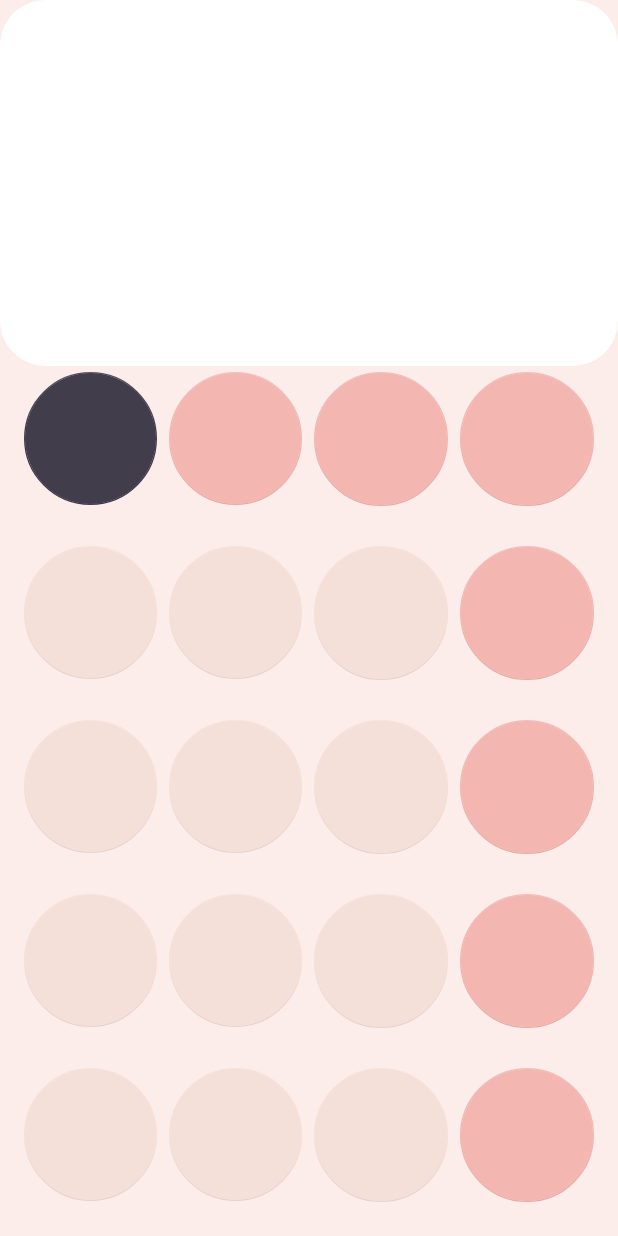
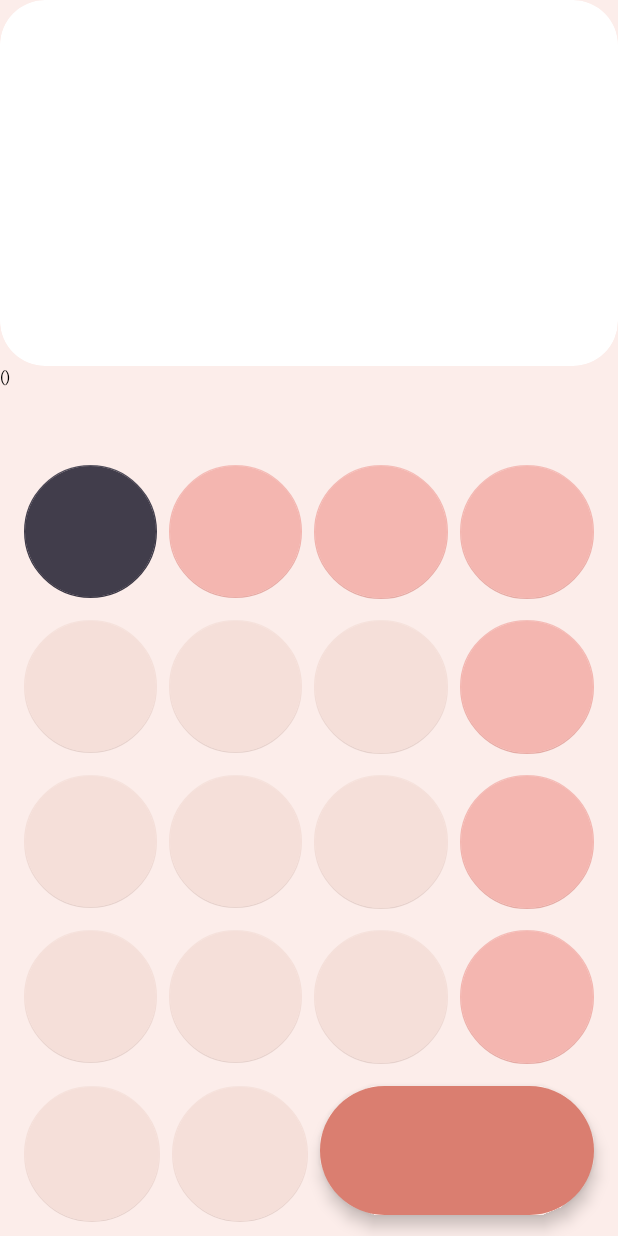
Before and after one commit to Harsh8833/Calculator, an Android app: the screen it shows after launch (MainActivity), on a phone screen of 412 x 824 dp. Run offline under Robolectric (Android 15) with nearby library versions, the phone set to English and light mode, and no system bars.

Commit message:
equal button changed to extended

```diff
--- a/app/src/main/res/layout/activity_main.xml
+++ b/app/src/main/res/layout/activity_main.xml
@@ -22,16 +22,34 @@
         app:layout_constraintStart_toStartOf="parent"
         app:layout_constraintTop_toTopOf="parent">
 
+
     </com.google.android.material.card.MaterialCardView>
-
-
 
     <LinearLayout
         android:layout_width="match_parent"
         android:layout_height="0dp"
         android:orientation="horizontal"
-        android:layout_weight=".5"
-        android:backgroundTint="@color/dark_pink">
+        android:layout_weight=".3">
+
+        <TextView
+            android:layout_width="wrap_content"
+            android:layout_height="wrap_content"
+            android:layout_weight=".2"
+            android:gravity="center_vertical"
+            android:text="()"
+            android:textSize="10dp"
+            android:textAppearance="?attr/textAppearanceBodyLarge"
+            />
+
+
+
+    </LinearLayout>
+
+    <LinearLayout
+        android:layout_width="match_parent"
+        android:layout_height="0dp"
+        android:orientation="horizontal"
+        android:layout_weight=".5">
 
         <com.google.android.material.floatingactionbutton.FloatingActionButton
             android:id="@+id/ac_Button"
@@ -145,7 +163,7 @@
         android:backgroundTint="@color/dark_pink">
 
         <com.google.android.material.floatingactionbutton.FloatingActionButton
-            android:id="@+id/key1"
+            android:id="@+id/key4"
             android:layout_width="0dp"
             android:layout_height="match_parent"
             android:layout_weight=".5"
@@ -158,7 +176,7 @@
         </com.google.android.material.floatingactionbutton.FloatingActionButton>
 
         <com.google.android.material.floatingactionbutton.FloatingActionButton
-            android:id="@+id/key2"
+            android:id="@+id/key5"
             android:layout_width="0dp"
             android:layout_height="match_parent"
             android:layout_weight=".5"
@@ -168,7 +186,7 @@
         </com.google.android.material.floatingactionbutton.FloatingActionButton>
 
         <com.google.android.material.floatingactionbutton.FloatingActionButton
-            android:id="@+id/key3"
+            android:id="@+id/key6"
             android:layout_width="0dp"
             android:layout_height="match_parent"
             android:layout_weight=".5"
@@ -178,7 +196,7 @@
         </com.google.android.material.floatingactionbutton.FloatingActionButton>
 
         <com.google.android.material.floatingactionbutton.FloatingActionButton
-            android:id="@+id/multiply"
+            android:id="@+id/minus"
             android:layout_width="0dp"
             android:layout_height="match_parent"
             android:layout_weight=".5"
@@ -200,7 +218,7 @@
         android:backgroundTint="@color/dark_pink">
 
         <com.google.android.material.floatingactionbutton.FloatingActionButton
-            android:id="@+id/key1"
+            android:id="@+id/key7"
             android:layout_width="0dp"
             android:layout_height="match_parent"
             android:layout_weight=".5"
@@ -213,7 +231,7 @@
         </com.google.android.material.floatingactionbutton.FloatingActionButton>
 
         <com.google.android.material.floatingactionbutton.FloatingActionButton
-            android:id="@+id/key2"
+            android:id="@+id/key8"
             android:layout_width="0dp"
             android:layout_height="match_parent"
             android:layout_weight=".5"
@@ -223,7 +241,7 @@
         </com.google.android.material.floatingactionbutton.FloatingActionButton>
 
         <com.google.android.material.floatingactionbutton.FloatingActionButton
-            android:id="@+id/key3"
+            android:id="@+id/key9"
             android:layout_width="0dp"
             android:layout_height="match_parent"
             android:layout_weight=".5"
@@ -233,62 +251,7 @@
         </com.google.android.material.floatingactionbutton.FloatingActionButton>
 
         <com.google.android.material.floatingactionbutton.FloatingActionButton
-            android:id="@+id/multiply"
-            android:layout_width="0dp"
-            android:layout_height="match_parent"
-            android:layout_weight=".5"
-            android:layout_marginEnd="16dp"
-            android:layout_marginBottom="4dp"
-            android:layout_marginTop="4dp"
-            android:layout_marginStart="4dp"
-            app:backgroundTint="@color/dark_pink"
-            app:elevation="0dp">
-        </com.google.android.material.floatingactionbutton.FloatingActionButton>
-
-    </LinearLayout>
-
-    <LinearLayout
-        android:layout_width="match_parent"
-        android:layout_height="0dp"
-        android:orientation="horizontal"
-        android:layout_weight=".5"
-        android:backgroundTint="@color/dark_pink">
-
-        <com.google.android.material.floatingactionbutton.FloatingActionButton
-            android:id="@+id/key1"
-            android:layout_width="0dp"
-            android:layout_height="match_parent"
-            android:layout_weight=".5"
-            android:layout_marginEnd="4dp"
-            android:layout_marginBottom="4dp"
-            android:layout_marginTop="4dp"
-            android:layout_marginStart="16dp"
-            app:backgroundTint="@color/light_pink"
-            app:elevation="0dp">
-        </com.google.android.material.floatingactionbutton.FloatingActionButton>
-
-        <com.google.android.material.floatingactionbutton.FloatingActionButton
-            android:id="@+id/key2"
-            android:layout_width="0dp"
-            android:layout_height="match_parent"
-            android:layout_weight=".5"
-            android:layout_margin="4dp"
-            app:backgroundTint="@color/light_pink"
-            app:elevation="0dp">
-        </com.google.android.material.floatingactionbutton.FloatingActionButton>
-
-        <com.google.android.material.floatingactionbutton.FloatingActionButton
-            android:id="@+id/key3"
-            android:layout_width="0dp"
-            android:layout_height="match_parent"
-            android:layout_weight=".5"
-            android:layout_margin="4dp"
-            app:backgroundTint="@color/light_pink"
-            app:elevation="0dp">
-        </com.google.android.material.floatingactionbutton.FloatingActionButton>
-
-        <com.google.android.material.floatingactionbutton.FloatingActionButton
-            android:id="@+id/multiply"
+            android:id="@+id/plus"
             android:layout_width="0dp"
             android:layout_height="match_parent"
             android:layout_weight=".5"
@@ -304,6 +267,57 @@
 
 
 
+    <LinearLayout
+        android:layout_width="match_parent"
+        android:layout_height="0dp"
+        android:orientation="horizontal"
+        android:layout_weight=".5"
+        android:backgroundTint="@color/dark_pink">
+
+        <com.google.android.material.floatingactionbutton.FloatingActionButton
+            android:id="@+id/key0"
+            android:layout_width="0dp"
+            android:layout_height="match_parent"
+            android:layout_weight=".5"
+            android:layout_marginEnd="4dp"
+            android:layout_marginBottom="4dp"
+            android:layout_marginTop="4dp"
+            android:layout_marginStart="16dp"
+            app:backgroundTint="@color/light_pink"
+            app:elevation="0dp">
+        </com.google.android.material.floatingactionbutton.FloatingActionButton>
+
+        <com.google.android.material.floatingactionbutton.FloatingActionButton
+            android:id="@+id/key_decimal"
+            android:layout_width="0dp"
+            android:layout_height="match_parent"
+            android:layout_weight=".5"
+            android:layout_margin="4dp"
+            app:backgroundTint="@color/light_pink"
+            app:elevation="0dp">
+        </com.google.android.material.floatingactionbutton.FloatingActionButton>
+
+
+        <com.google.android.material.floatingactionbutton.ExtendedFloatingActionButton
+            android:id="@+id/equal"
+            android:layout_width="0dp"
+            android:layout_height="86dp"
+            android:layout_marginStart="4dp"
+            android:layout_marginTop="4dp"
+            android:layout_marginEnd="16dp"
+            android:layout_marginBottom="4dp"
+            android:layout_weight="1"
+            app:backgroundTint="@color/equal_button"
+            app:elevation="0dp"
+            android:shadowColor="@color/light_red">
+
+
+        </com.google.android.material.floatingactionbutton.ExtendedFloatingActionButton>
+
+    </LinearLayout>
+
+
+
 
 
 
--- a/app/src/main/res/values/colors.xml
+++ b/app/src/main/res/values/colors.xml
@@ -12,5 +12,7 @@
     <color name="gray_purple">#413D4B</color>
     <color name="dark_pink">#F4B6B0</color>
     <color name="light_pink">#F5DFD9</color>
+    <color name="equal_button">#DA7E70</color>
+
 
 </resources>
--- a/app/src/main/res/values/themes.xml
+++ b/app/src/main/res/values/themes.xml
@@ -17,7 +17,4 @@
 
     </style>
 
-    <style name="Buttons" parent="ThemeOverlay.Material3.Button.TonalButton">
-
-    </style>
 </resources>
```
